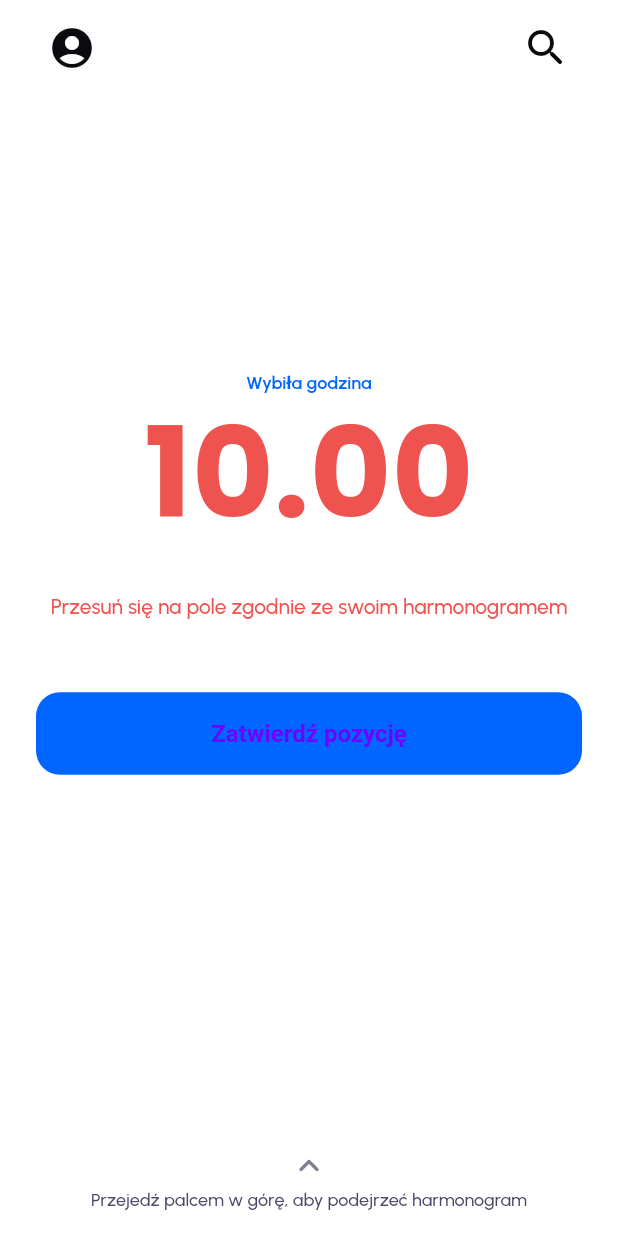
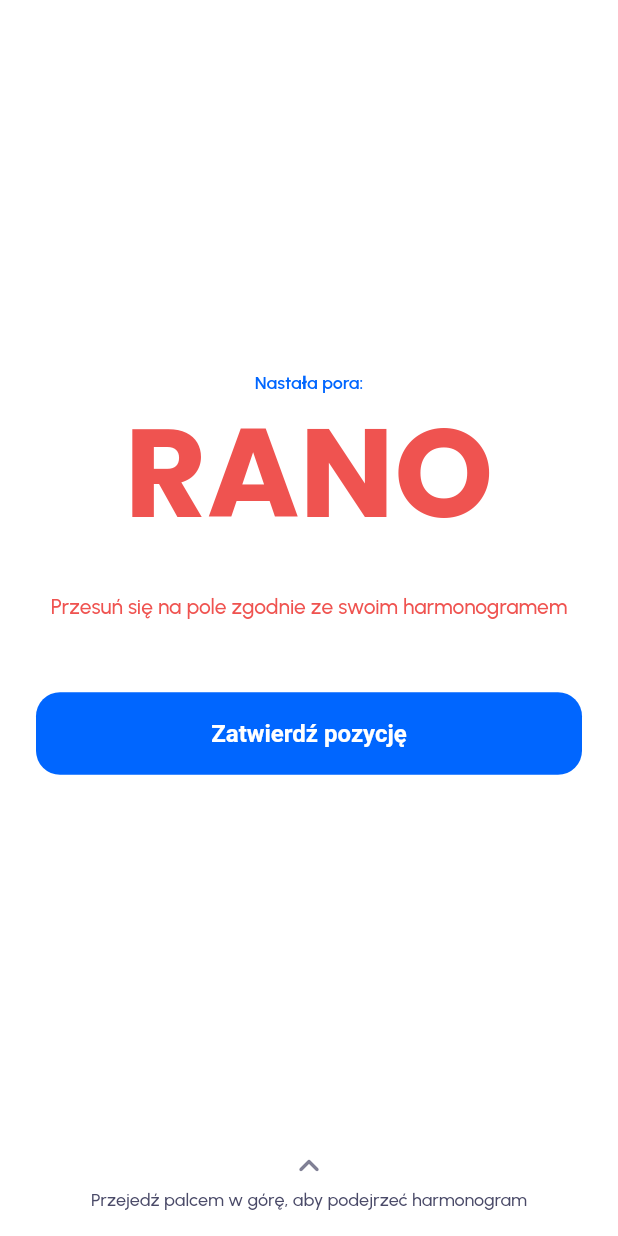
Before and after one commit to ames123/Fake_persona, a Flutter app: the CurrentTaskViewWidget screen opened by its route, on a phone screen of 412 x 824 dp. Run offline on Flutter 3.47's test engine with Material 3 defaults, Android fonts, the phone set to English and light mode, and no system bars; our stand-ins replace auto_size_text, dropdown_button2, font_awesome_flutter, from_css_color, go_router, google_fonts and 5 more; missing offline and left inert: json_path; accounts and stored records are empty; statements that could not run were skipped.

Commit message:
Update current_task_view_widget.dart

```diff
--- a/lib/pages/current_task_view/current_task_view_widget.dart
+++ b/lib/pages/current_task_view/current_task_view_widget.dart
@@ -216,8 +216,7 @@ class _CurrentTaskViewWidgetState extends State<CurrentTaskViewWidget>
               child: GestureDetector(
                 onVerticalDragUpdate: _onVerticalDragUpdate,
                 onVerticalDragEnd: _onVerticalDragEnd,
-                behavior: HitTestBehavior
-                    .opaque, // POPRAWKA: Zmieniono z blackBox na opaque
+                behavior: HitTestBehavior.opaque,
                 child: Container(
                   width: screenSize.width,
                   height: screenSize.height,
@@ -241,7 +240,7 @@ class _CurrentTaskViewWidgetState extends State<CurrentTaskViewWidget>
                         children: [
                           const Spacer(),
                           Text(
-                            'Wybiła godzina',
+                            'Nastała pora:',
                             style: theme.bodyMedium.copyWith(
                               color: theme.primary,
                               fontWeight: FontWeight.w600,
@@ -249,7 +248,7 @@ class _CurrentTaskViewWidgetState extends State<CurrentTaskViewWidget>
                           ),
                           const SizedBox(height: 12),
                           Text(
-                            '10.00',
+                            'RANO',
                             style: theme.displayLarge.copyWith(
                               color: Colors.red[400],
                               fontWeight: FontWeight.bold,
@@ -296,6 +295,7 @@ class _CurrentTaskViewWidgetState extends State<CurrentTaskViewWidget>
                                 'Zatwierdź pozycję',
                                 style: TextStyle(
                                   fontSize: 16.0,
+                                  color: Colors.white,
                                   fontWeight: FontWeight.bold,
                                 ),
                               ),
@@ -333,48 +333,6 @@ class _CurrentTaskViewWidgetState extends State<CurrentTaskViewWidget>
             // WARSTWA 3 (AKCESORIA): Przyciski UI zawsze przypięte do góry ekranu
             // =========================================================================
             // Przyciski są poza elementem przesuwanym, dzięki czemu zawsze są dostępne pod palcem
-            Positioned(
-              top: 0,
-              left: 0,
-              right: 0,
-              child: SafeArea(
-                child: Padding(
-                  padding: const EdgeInsets.symmetric(
-                      horizontal: 24.0, vertical: 8.0),
-                  child: Row(
-                    mainAxisAlignment: MainAxisAlignment.spaceBetween,
-                    children: [
-                      FlutterFlowIconButton(
-                        borderRadius: 9999.0,
-                        buttonSize: 48.0,
-                        fillColor: theme.accent4,
-                        icon: Icon(
-                          Icons.account_circle_rounded,
-                          color: theme.primaryText,
-                          size: 32.0,
-                        ),
-                        onPressed: () async {
-                          // Profil
-                        },
-                      ),
-                      FlutterFlowIconButton(
-                        borderRadius: 9999.0,
-                        buttonSize: 48.0,
-                        fillColor: theme.accent4,
-                        icon: Icon(
-                          Icons.search_rounded,
-                          color: theme.primaryText,
-                          size: 32.0,
-                        ),
-                        onPressed: () async {
-                          // Szukaj
-                        },
-                      ),
-                    ],
-                  ),
-                ),
-              ),
-            ),
           ],
         ),
       ),
```
